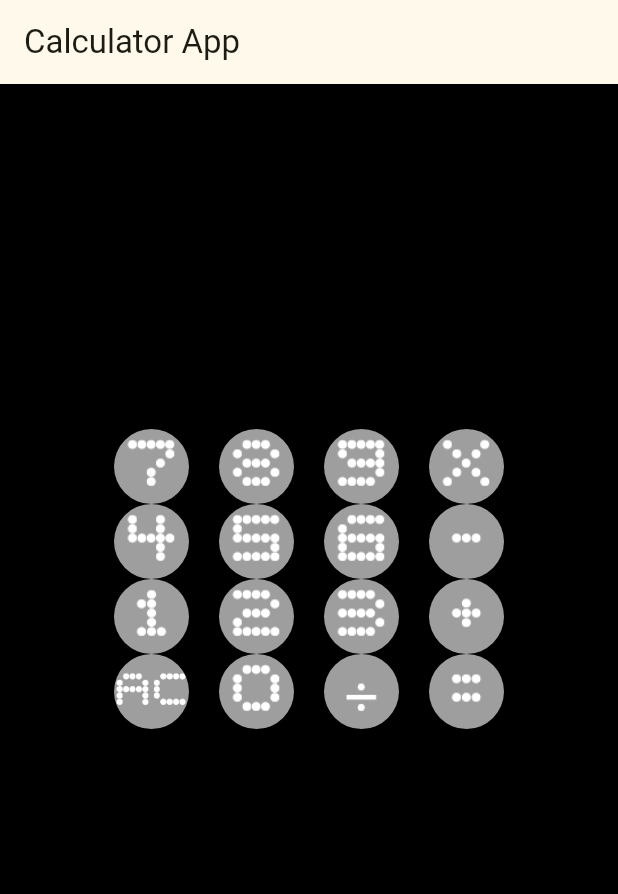
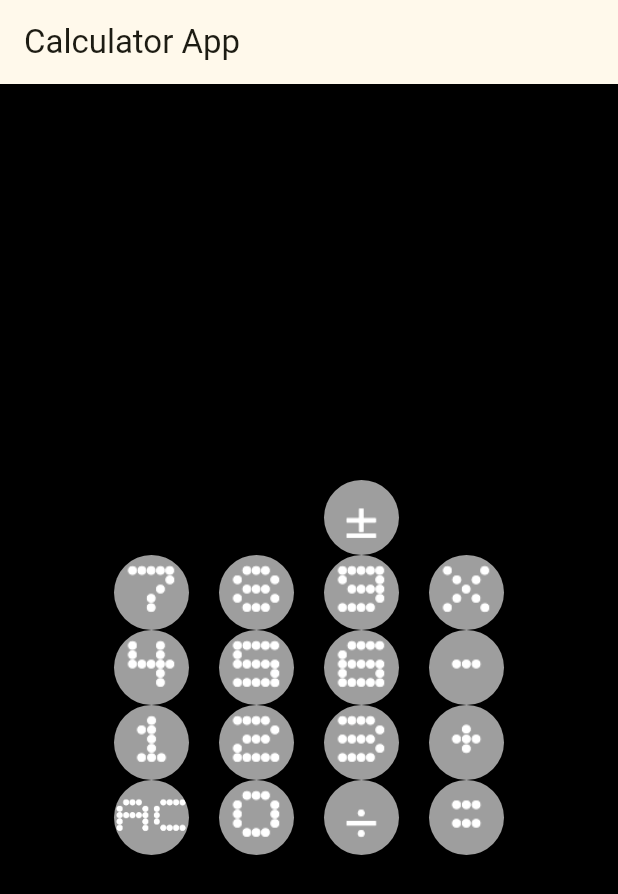
Before and after one commit to sheemieai/calculator_app, a Flutter app: the screen it shows after launch, on a phone screen of 412 x 824 dp. Shown: the top 894 px of the screen. Run offline on Flutter 3.47's test engine with Material 3 defaults, Android fonts, the phone set to English and light mode, and no system bars.

```diff
--- a/lib/main.dart
+++ b/lib/main.dart
@@ -46,6 +46,8 @@ class _MyHomePageState extends State<MyHomePage> {
   final String zeroImg = "lib/img/0.png";
   final String divideImg = "lib/img/divide.png";
   final String equalImg = "lib/img/=.png";
+  final String numberSymbolImg = "lib/img/+_-.png";
+  final String emptyImg = "lib/img/empty.png";
   String number1 = "";
   String number2 = "";
   String showEquationString = "";
@@ -64,7 +66,7 @@ class _MyHomePageState extends State<MyHomePage> {
 
   void getFirstNumber(final int inputFirstNumber) {
     setState(() {
-      number1 = inputFirstNumber.toString();
+      number1 += inputFirstNumber.toString();
       showEquationString = number1;
       mathSymbol = "";
       number2 = "";
@@ -74,16 +76,16 @@ class _MyHomePageState extends State<MyHomePage> {
 
   void getMathSymbol(final String inputMathSymbol) {
     setState(() {
-      if (number1.isEmpty) {
+      if (number1.isEmpty || number2.isNotEmpty) {
         return;
       }
 
-      if (mathSymbol.isNotEmpty && showEquationString.endsWith(" ")) {
-        showEquationString = showEquationString.substring(0, 2) + inputMathSymbol
+      if (mathSymbol.isNotEmpty) {
+        showEquationString = showEquationString.substring(
+            0, showEquationString.length - mathSymbol.length - 1) + inputMathSymbol
             + " ";
       } else {
-        showEquationString = showEquationString.substring(0, 1) + " " +
-            inputMathSymbol + " ";
+        showEquationString = "$number1 $inputMathSymbol ";
       }
 
       mathSymbol = inputMathSymbol;
@@ -97,10 +99,9 @@ class _MyHomePageState extends State<MyHomePage> {
         return;
       }
 
-      showEquationString = showEquationString.substring(0, 4) +
-          inputSecondNumber.toString();
+      number2 += inputSecondNumber.toString();
 
-      number2 = inputSecondNumber.toString();
+      showEquationString = "$number1 $mathSymbol $number2";
     });
   }
 
@@ -120,29 +121,48 @@ class _MyHomePageState extends State<MyHomePage> {
       switch (mathSymbol) {
         case "+":
           answer = num1 + num2;
-          finalAnswerString = answer.toString();
+          finalAnswerString = "Answer: " + answer.toString();
+          resetCalculatorForEqual();
           return;
         case "-":
           answer = num1 - num2;
-          finalAnswerString = answer.toString();
+          finalAnswerString = "Answer: " + answer.toString();
+          resetCalculatorForEqual();
           return;
         case "x":
           answer = num1 * num2;
-          finalAnswerString = answer.toString();
+          finalAnswerString = "Answer: " + answer.toString();
+          resetCalculatorForEqual();
           return;
         case "÷":
-          if (num2 == 0) {
+          if (num1 == 0 && num2 == 0) {
+            finalAnswerString = "Answer: " + num1.toString();
+            resetCalculatorForEqual();
+            return;
+          } else if (num2 == 0) {
             finalAnswerString = "Cannot divide by 0";
+            resetCalculatorForEqual();
             return;
           } else {
             double result = num1 / num2;
-            finalAnswerString = result.toString();
+            finalAnswerString = "Answer: " + result.toString();
+            resetCalculatorForEqual();
             return;
           }
         default:
           finalAnswerString = "Calculation Error";
+          resetCalculatorForEqual();
           return;
       }
+    });
+  }
+
+  void resetCalculatorForEqual() {
+    setState(() {
+      number1 = "";
+      number2 = "";
+      showEquationString = "";
+      mathSymbol = "";
     });
   }
 
@@ -157,6 +177,78 @@ class _MyHomePageState extends State<MyHomePage> {
         child: Column(
           mainAxisAlignment: MainAxisAlignment.center,
           children: <Widget>[
+            Text(
+              finalAnswerString,
+              style: const TextStyle(
+                color: Colors.white,
+                fontSize: 24.0,
+              ),
+            ),
+            SizedBox(height: 30.0),
+            Row(
+              mainAxisAlignment: MainAxisAlignment.center,
+              children: <Widget>[
+                GestureDetector(
+                  child: Container(
+                    width: 50.0,
+                    height: 50.0,
+                    decoration: BoxDecoration(
+                      shape: BoxShape.circle,
+                      image: DecorationImage(
+                        image: AssetImage(emptyImg),
+                        fit: BoxFit.contain,
+                      ),
+                    ),
+                  ),
+                ),
+                SizedBox(width: 20.0),
+                GestureDetector(
+                  child: Container(
+                    width: 50.0,
+                    height: 50.0,
+                    decoration: BoxDecoration(
+                      shape: BoxShape.circle,
+                      image: DecorationImage(
+                        image: AssetImage(emptyImg),
+                        fit: BoxFit.contain,
+                      ),
+                    ),
+                  ),
+                ),
+                SizedBox(width: 20.0),
+                GestureDetector(
+                  onTap: () {
+                    // function
+                  },
+                  child: Container(
+                    width: 50.0,
+                    height: 50.0,
+                    decoration: BoxDecoration(
+                      shape: BoxShape.circle,
+                      image: DecorationImage(
+                        image: AssetImage(numberSymbolImg),
+                        fit: BoxFit.contain,
+                      ),
+                      color: Colors.grey,
+                    ),
+                  ),
+                ),
+                SizedBox(width: 20.0),
+                GestureDetector(
+                  child: Container(
+                    width: 50.0,
+                    height: 50.0,
+                    decoration: BoxDecoration(
+                      shape: BoxShape.circle,
+                      image: DecorationImage(
+                        image: AssetImage(emptyImg),
+                        fit: BoxFit.contain,
+                      ),
+                    ),
+                  ),
+                ),
+              ]
+            ),
             Row(
               mainAxisAlignment: MainAxisAlignment.center,
               children: <Widget>[
@@ -509,14 +601,6 @@ class _MyHomePageState extends State<MyHomePage> {
                 fontSize: 24.0,
               ),
             ),
-            SizedBox(height: 20.0),
-            Text(
-              finalAnswerString,
-              style: TextStyle(
-                color: Colors.white,
-                fontSize: 24.0,
-              ),
-            ),
           ],
         ),
       ),
```
Also changed, not shown: lib/img/+_-.png (added), lib/img/empty.png (added).
